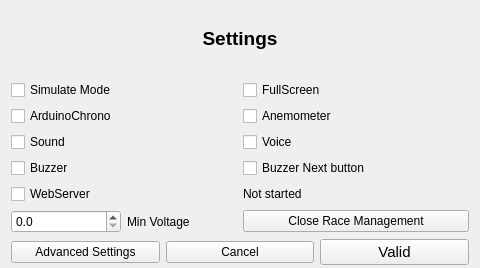
Old version of the form F3FChrono/gui/WSettings.ui in the repository jomarin38/F3FChrono.
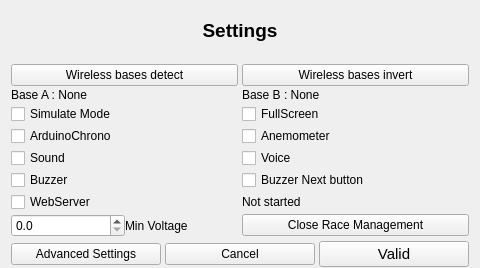
New version of the form.

```diff
--- a/F3FChrono/gui/WSettings.ui
+++ b/F3FChrono/gui/WSettings.ui
@@ -21,18 +21,27 @@
   </property>
   <layout class="QGridLayout" name="gridLayout">
    <property name="topMargin">
-    <number>3</number>
+    <number>1</number>
    </property>
    <property name="bottomMargin">
-    <number>3</number>
+    <number>1</number>
    </property>
-   <property name="verticalSpacing">
-    <number>6</number>
+   <property name="spacing">
+    <number>3</number>
    </property>
    <item row="0" column="0">
     <layout class="QVBoxLayout" name="verticalLayout">
+     <property name="spacing">
+      <number>4</number>
+     </property>
      <item>
       <layout class="QHBoxLayout" name="horizontalLayout_2">
+       <property name="spacing">
+        <number>2</number>
+       </property>
+       <property name="sizeConstraint">
+        <enum>QLayout::SetDefaultConstraint</enum>
+       </property>
        <item>
         <widget class="QLabel" name="label">
          <property name="font">
@@ -54,56 +63,59 @@
      </item>
      <item>
       <layout class="QGridLayout" name="gridLayout_2">
-       <item row="1" column="1">
+       <property name="verticalSpacing">
+        <number>2</number>
+       </property>
+       <item row="2" column="1">
         <widget class="QCheckBox" name="fullscreen">
          <property name="text">
           <string>FullScreen</string>
          </property>
         </widget>
        </item>
-       <item row="2" column="0">
+       <item row="3" column="0">
         <widget class="QCheckBox" name="arduino">
          <property name="text">
           <string>ArduinoChrono</string>
          </property>
         </widget>
        </item>
-       <item row="1" column="0">
+       <item row="2" column="0">
         <widget class="QCheckBox" name="simulate_mode">
          <property name="text">
           <string>Simulate Mode</string>
          </property>
         </widget>
        </item>
-       <item row="2" column="1">
+       <item row="3" column="1">
         <widget class="QCheckBox" name="anemometer">
          <property name="text">
           <string>Anemometer</string>
          </property>
         </widget>
        </item>
-       <item row="3" column="1">
+       <item row="4" column="1">
         <widget class="QCheckBox" name="voice">
          <property name="text">
           <string>Voice</string>
          </property>
         </widget>
        </item>
-       <item row="3" column="0">
+       <item row="4" column="0">
         <widget class="QCheckBox" name="sound">
          <property name="text">
           <string>Sound</string>
          </property>
         </widget>
        </item>
-       <item row="4" column="0">
+       <item row="5" column="0">
         <widget class="QCheckBox" name="buzzer">
          <property name="text">
           <string>Buzzer</string>
          </property>
         </widget>
        </item>
-       <item row="6" column="0">
+       <item row="7" column="0">
         <layout class="QHBoxLayout" name="horizontalLayout_4">
          <item>
           <widget class="QDoubleSpinBox" name="voltagemin">
@@ -124,34 +136,76 @@
          </item>
         </layout>
        </item>
-       <item row="4" column="1">
+       <item row="5" column="1">
         <widget class="QCheckBox" name="buzzernext">
          <property name="text">
           <string>Buzzer Next button</string>
          </property>
         </widget>
        </item>
-       <item row="6" column="1">
+       <item row="7" column="1">
         <widget class="QPushButton" name="closebtn">
          <property name="text">
           <string>Close Race Management</string>
          </property>
         </widget>
        </item>
-       <item row="5" column="0">
+       <item row="6" column="0">
         <widget class="QCheckBox" name="webserver">
          <property name="text">
           <string>WebServer</string>
          </property>
         </widget>
        </item>
-       <item row="5" column="1">
+       <item row="6" column="1">
         <widget class="QLabel" name="webserverUrl">
          <property name="text">
           <string>Not started</string>
          </property>
         </widget>
        </item>
+       <item row="0" column="0">
+        <widget class="QPushButton" name="wbase_detect_btn">
+         <property name="text">
+          <string>Wireless bases detect</string>
+         </property>
+        </widget>
+       </item>
+       <item row="1" column="0">
+        <layout class="QHBoxLayout" name="horizontalLayout_5">
+         <item>
+          <widget class="QLabel" name="baseA_IP">
+           <property name="text">
+            <string>Base A : None</string>
+           </property>
+          </widget>
+         </item>
+        </layout>
+       </item>
+       <item row="1" column="1">
+        <layout class="QHBoxLayout" name="horizontalLayout_3">
+         <item>
+          <widget class="QLabel" name="baseB_IP">
+           <property name="maximumSize">
+            <size>
+             <width>16777215</width>
+             <height>16777215</height>
+            </size>
+           </property>
+           <property name="text">
+            <string>Base B : None</string>
+           </property>
+          </widget>
+         </item>
+        </layout>
+       </item>
+       <item row="0" column="1">
+        <widget class="QPushButton" name="wbase_invert_btn">
+         <property name="text">
+          <string>Wireless bases invert</string>
+         </property>
+        </widget>
+       </item>
       </layout>
      </item>
      <item>
```
